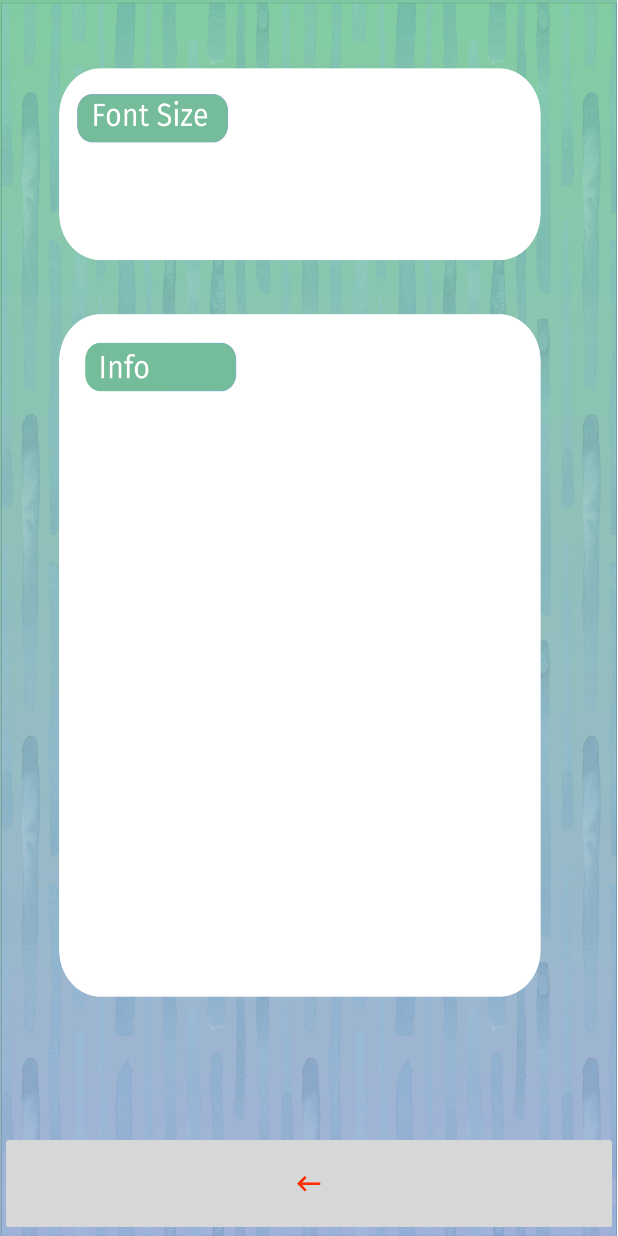
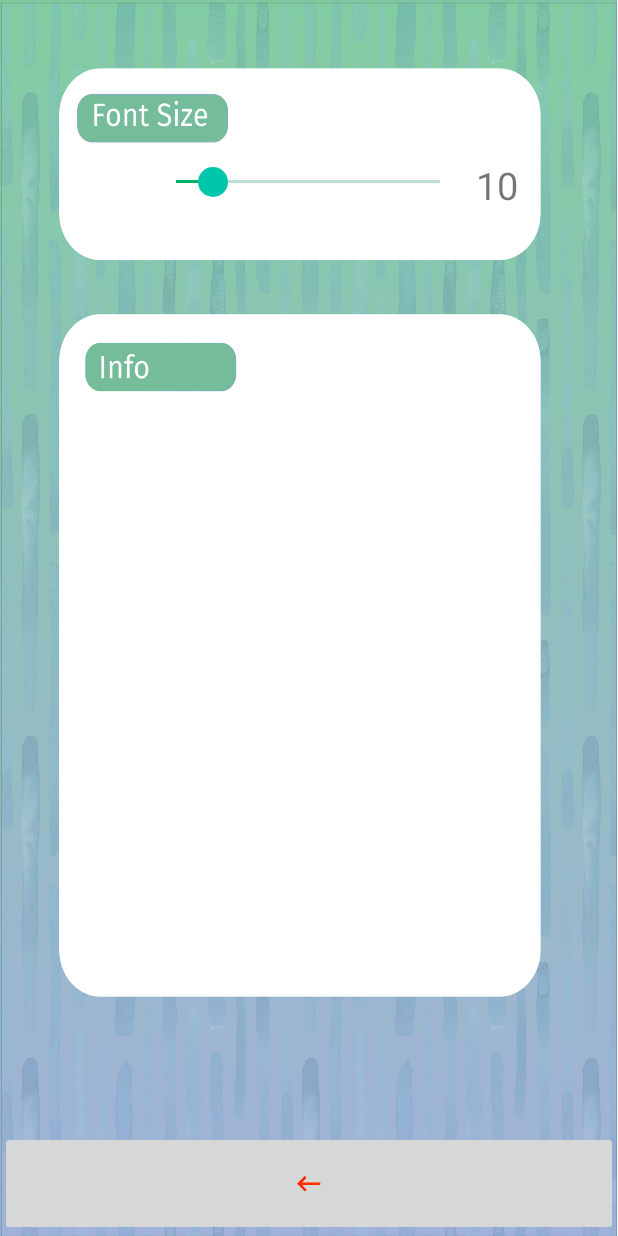
Before and after one commit to richardwei6/Mental-Health-Awareness-App, an Android app: the screen it shows after launch (HomeActivity), after a tap on an icon or button, on a phone screen of 412 x 824 dp. Run offline under Robolectric (Android 15) with nearby library versions, the phone set to English and light mode, and no system bars; 1 other tap on this screen came first.

Commit message:
Updated Version 1/3/20 10:52 PM
Added font slider but need to implement it.

```diff
--- a/StressLeafMentalHealthApp/app/src/main/java/com/example/stressleafmentalhealthapp/HomeActivity.java
+++ b/StressLeafMentalHealthApp/app/src/main/java/com/example/stressleafmentalhealthapp/HomeActivity.java
@@ -17,7 +17,7 @@ import android.widget.LinearLayout;
 import android.widget.TextView;
 
 public class HomeActivity extends AppCompatActivity {
-    float fontSize = 14; // default font
+    float fontSize = 14; // default font size
     @Override
     protected void onCreate(Bundle savedInstanceState) {
         super.onCreate(savedInstanceState);
--- /dev/null
+++ b/StressLeafMentalHealthApp/app/src/main/res/drawable/thumbstyle.xml
@@ -0,0 +1,14 @@
+<?xml version="1.0" encoding="UTF-8"?>
+<shape xmlns:android="http://schemas.android.com/apk/res/android"
+    android:shape="oval" >
+
+    <gradient
+        android:angle="270"
+        android:endColor="@color/colorSecondary"
+        android:startColor="@color/colorSecondary" />
+
+    <size
+        android:height="20dp"
+        android:width="20dp" />
+
+</shape>
--- a/StressLeafMentalHealthApp/app/src/main/res/layout/settings_layout.xml
+++ b/StressLeafMentalHealthApp/app/src/main/res/layout/settings_layout.xml
@@ -18,4 +18,34 @@
         app:layout_constraintStart_toStartOf="parent"
         app:srcCompat="@drawable/ic_backspace" />
 
+    <SeekBar
+        android:id="@+id/fontSlider"
+        android:layout_width="208dp"
+        android:layout_height="45dp"
+        android:progress="14"
+        app:layout_constraintBottom_toTopOf="@+id/imageButton"
+        app:layout_constraintEnd_toEndOf="parent"
+        app:layout_constraintHorizontal_bias="0.497"
+        app:layout_constraintStart_toStartOf="parent"
+        app:layout_constraintTop_toTopOf="parent"
+        app:layout_constraintVertical_bias="0.139"
+        android:progressBackgroundTint="@color/colorPrimaryDark"
+        android:progressTint="@color/colorPrimary"
+        android:thumb = "@drawable/thumbstyle"
+        />
+
+    <TextView
+        android:id="@+id/fontSize"
+        android:layout_width="31dp"
+        android:layout_height="31dp"
+        android:layout_marginStart="8dp"
+        android:layout_marginLeft="8dp"
+        android:text="100"
+        android:textSize="25dp"
+        app:layout_constraintBottom_toBottomOf="@+id/fontSlider"
+        app:layout_constraintStart_toEndOf="@+id/fontSlider"
+        app:layout_constraintTop_toTopOf="@+id/fontSlider"
+    tools:layout_editor_absoluteX="168dp"
+    tools:layout_editor_absoluteY="135dp" />
+
 </androidx.constraintlayout.widget.ConstraintLayout>
```
